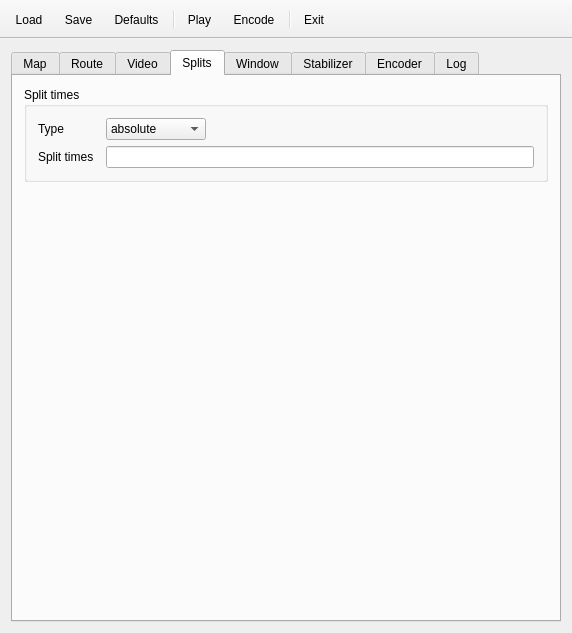
The window that src/MainWindow.ui (mikoro/orientview) describes before a commit, drawn with Qt 5.
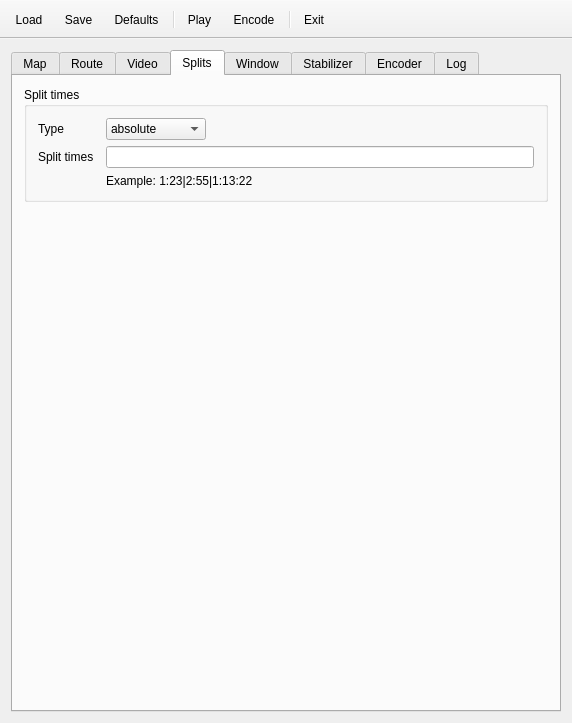
The same window after the commit. The open tabs and pages were chosen to show the change. Icons and pictures are not drawn.

Diff of the .ui file:
```diff
--- a/src/MainWindow.ui
+++ b/src/MainWindow.ui
@@ -7,7 +7,7 @@
     <x>0</x>
     <y>0</y>
     <width>572</width>
-    <height>623</height>
+    <height>723</height>
    </rect>
   </property>
   <property name="sizePolicy">
@@ -1660,6 +1660,20 @@
              </property>
             </widget>
            </item>
+           <item row="2" column="0">
+            <widget class="QLabel" name="label_3">
+             <property name="text">
+              <string/>
+             </property>
+            </widget>
+           </item>
+           <item row="2" column="1">
+            <widget class="QLabel" name="label_4">
+             <property name="text">
+              <string>Example: 1:23|2:55|1:13:22</string>
+             </property>
+            </widget>
+           </item>
           </layout>
          </widget>
         </item>
```
Left out of the diff: 44 changed lines with no effect on the pictures.
